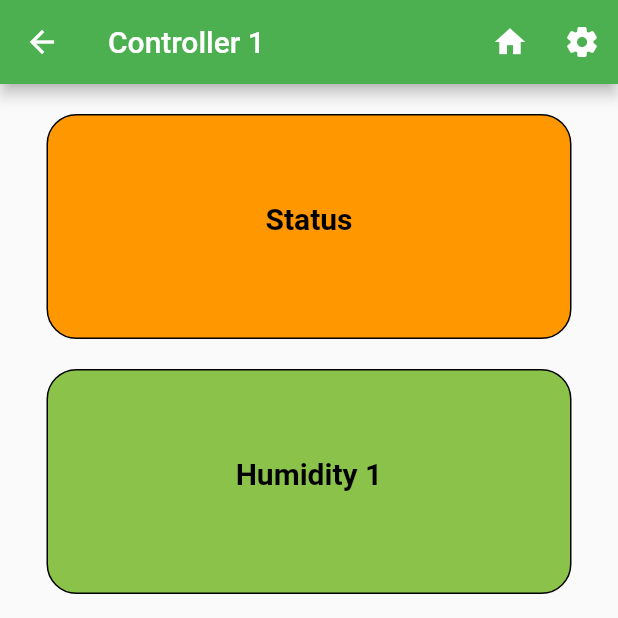
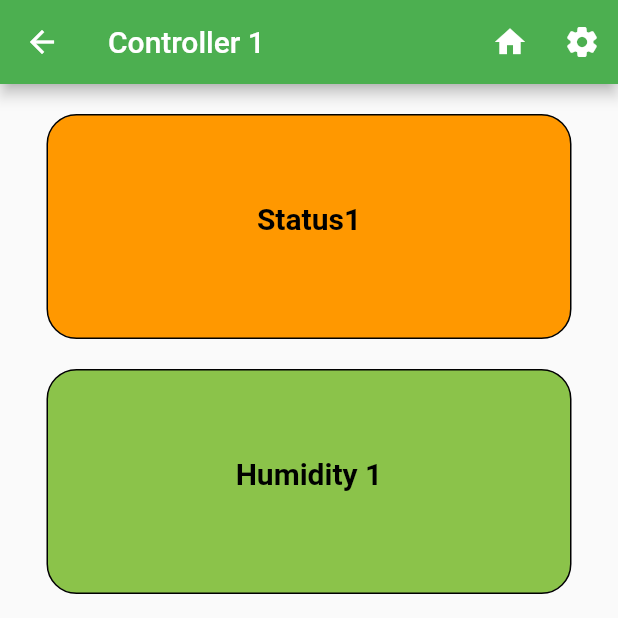
Before and after one commit to Atipatai-k/project-app, a Flutter app: the Newformscreen screen opened directly, on a phone screen of 412 x 824 dp, the top half of it. Run offline on Flutter 3.47's test engine with Material 2 defaults, Android fonts, the phone set to English and light mode, and no system bars; drawn by our look-alikes of lite_rolling_switch; our stand-ins replace firebase_auth, firebase_core, firebase_database, fluttertoast, form_field_validator, get_storage; accounts and stored records are empty.

Commit message:
proj-app2

```diff
--- a/lib/screen/homepage.dart
+++ b/lib/screen/homepage.dart
@@ -1,5 +1,5 @@
 import 'package:app2/model/alertdialog.dart';
-import 'package:app2/screen/displaysetting2.dart';
+import 'package:app2/screen/inserthumidity.dart';
 import 'package:app2/screen/login.dart';
 import 'package:app2/screen/newformscreen.dart';
 import 'package:app2/screen/newformscreen2.dart';
@@ -26,7 +26,7 @@ class _homepageState extends State<homepage> {
         title: Text("Automatic Watering Durian"),
         actions: [
           logoutalert(LoginScreen()),
-          testwindow(RealtimeDisplaysetting2()),
+          testwindow(Inserthumidity()),
         ],
       ),
       body: Center(
--- a/lib/screen/newformscreen.dart
+++ b/lib/screen/newformscreen.dart
@@ -24,17 +24,17 @@ bool isSwitched = false;
 
 
   void LedOn() async {
-    await _statusRef.child("Status").update({'status': 'ON'});
+    await _statusRef.child("Status1").update({'status': 'ON'});
   }
 
   void LedOFF() async {
-    await _statusRef.child("Status").update({'status': 'OFF'});
+    await _statusRef.child("Status1").update({'status': 'OFF'});
   }
 
-  void getStatus() async {
+  void getStatus1() async {
       final newValue = await FirebaseDatabase.instance
       .ref()
-      .child("Switch").child("Status")
+      .child("Switch").child("Status1")
       .orderByChild("status");
 
     setState(() {
@@ -62,7 +62,7 @@ bool isSwitched = false;
 
   @override
   void initState() {
-    getStatus();
+    getStatus1();
     super.initState();
       if(switchData.read('isSwitched') != null){
         setState(() {
@@ -105,7 +105,7 @@ bool isSwitched = false;
                     mainAxisAlignment: MainAxisAlignment.center,
                     children: [
                       Text(
-                        "Status",
+                        "Status1",
                         style: TextStyle(
                             fontSize: 20,
                             color: Colors.black,
@@ -117,7 +117,7 @@ bool isSwitched = false;
                       Flexible(
                         child: new FirebaseAnimatedList(
                             shrinkWrap: true,
-                            query: _statusRef.child("Status").orderByChild("status"),
+                            query: _statusRef.child("Status1").orderByChild("status"),
                             itemBuilder: ((context, snapshot, animation, index) {
                               return new ListTile(
                                 title: new Text(
@@ -157,9 +157,8 @@ bool isSwitched = false;
                       Flexible(
                         child: new FirebaseAnimatedList(
                             shrinkWrap: true,
-                            query: _humidityRef
-                                .orderByChild("id")
-                                .equalTo("-NF1pC1zdMCVBNmkuleC"),
+                            query: _humidityRef.child("Humidity1")
+                            ,
                             itemBuilder: ((context, snapshot, animation, index) {
                               return new ListTile(
                                 title: new Text(
@@ -201,8 +200,7 @@ bool isSwitched = false;
                         child: new FirebaseAnimatedList(
                             shrinkWrap: true,
                             query: _humidityRef
-                                .orderByChild("id")
-                                .equalTo("-NF1pEkwV2MIOoQK-OfX"),
+                                .child("Humidity2"),
                             itemBuilder: ((context, snapshot, animation, index) {
                               return new ListTile(
                                 title: new Text(
--- a/pubspec.yaml
+++ b/pubspec.yaml
@@ -50,6 +50,7 @@ dependencies:
   lite_rolling_switch: ^1.0.0
   get: ^4.1.4
   get_storage: ^2.0.2
+  getflutter: ^1.0.11
 
 dev_dependencies:
   flutter_test:
```
Also changed, not shown: lib/screen/displaysetting2.dart (deleted, +0 -41 lines), lib/screen/inserthumidity.dart (+15 -6 lines), lib/screen/insertswitch.dart (deleted, +0 -87 lines), lib/screen/newformscreen2.dart (+2 -6 lines), lib/screen/realtimeInsert.dart (+14 -3 lines), pubspec.lock, 1 other file.
